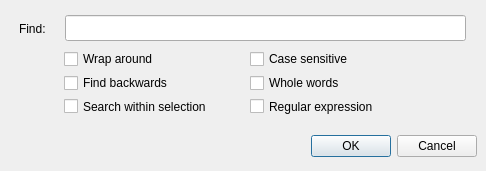
First picture: the form in Find.ui, repository Sharpie/TeXworks, before the edit.
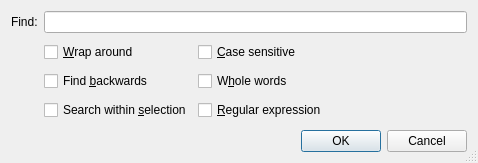
Second picture: the form after the edit.

What changed in the file:
```diff
--- a/Find.ui
+++ b/Find.ui
@@ -8,8 +8,8 @@
    <rect>
     <x>0</x>
     <y>0</y>
-    <width>486</width>
-    <height>171</height>
+    <width>478</width>
+    <height>163</height>
    </rect>
   </property>
   <property name="sizePolicy" >
@@ -22,134 +22,155 @@
    <string>Find</string>
   </property>
   <property name="sizeGripEnabled" >
-   <bool>false</bool>
+   <bool>true</bool>
   </property>
   <property name="modal" >
    <bool>true</bool>
   </property>
+  <layout class="QGridLayout" >
+   <item row="0" column="0" >
   <widget class="QLabel" name="label" >
-   <property name="geometry" >
-    <rect>
-     <x>19</x>
-     <y>18</y>
-     <width>41</width>
-     <height>22</height>
-    </rect>
-   </property>
    <property name="text" >
     <string>Find:</string>
    </property>
   </widget>
-  <widget class="QWidget" name="layoutWidget" >
-   <property name="geometry" >
-    <rect>
-     <x>64</x>
-     <y>50</y>
-     <width>169</width>
-     <height>65</height>
-    </rect>
-   </property>
+   </item>
+   <item row="0" column="1" >
+    <widget class="QLineEdit" name="searchText" >
+     <property name="sizePolicy" >
+      <sizepolicy vsizetype="Fixed" hsizetype="Expanding" >
+       <horstretch>1</horstretch>
+       <verstretch>0</verstretch>
+      </sizepolicy>
+     </property>
+    </widget>
+   </item>
+   <item row="1" column="1" >
+    <layout class="QHBoxLayout" >
+     <item>
    <layout class="QVBoxLayout" >
     <item>
      <widget class="QCheckBox" name="checkBox_wrap" >
       <property name="text" >
-       <string>Wrap around</string>
+          <string>&amp;Wrap around</string>
       </property>
      </widget>
     </item>
     <item>
      <widget class="QCheckBox" name="checkBox_backwards" >
       <property name="text" >
-       <string>Find backwards</string>
+          <string>Find &amp;backwards</string>
       </property>
      </widget>
     </item>
     <item>
      <widget class="QCheckBox" name="checkBox_selection" >
       <property name="text" >
-       <string>Search within selection</string>
+          <string>Search within &amp;selection</string>
       </property>
      </widget>
     </item>
    </layout>
-  </widget>
-  <widget class="QDialogButtonBox" name="buttonBox" >
-   <property name="geometry" >
-    <rect>
-     <x>14</x>
-     <y>130</y>
-     <width>463</width>
-     <height>32</height>
-    </rect>
-   </property>
-   <property name="orientation" >
-    <enum>Qt::Horizontal</enum>
-   </property>
-   <property name="standardButtons" >
-    <set>QDialogButtonBox::Cancel|QDialogButtonBox::NoButton|QDialogButtonBox::Ok</set>
-   </property>
-  </widget>
-  <widget class="QWidget" name="layoutWidget" >
-   <property name="geometry" >
-    <rect>
-     <x>250</x>
-     <y>50</y>
-     <width>144</width>
-     <height>65</height>
-    </rect>
-   </property>
+     </item>
+     <item>
    <layout class="QVBoxLayout" >
     <item>
      <widget class="QCheckBox" name="checkBox_case" >
       <property name="text" >
-       <string>Case sensitive</string>
+          <string>&amp;Case sensitive</string>
       </property>
      </widget>
     </item>
     <item>
      <widget class="QCheckBox" name="checkBox_words" >
       <property name="text" >
-       <string>Whole words</string>
+          <string>W&amp;hole words</string>
       </property>
      </widget>
     </item>
     <item>
      <widget class="QCheckBox" name="checkBox_regex" >
       <property name="text" >
-       <string>Regular expression</string>
+          <string>&amp;Regular expression</string>
       </property>
      </widget>
     </item>
    </layout>
-  </widget>
-  <widget class="QLineEdit" name="searchText" >
-   <property name="geometry" >
-    <rect>
-     <x>65</x>
-     <y>15</y>
-     <width>401</width>
-     <height>26</height>
-    </rect>
-   </property>
-  </widget>
+     </item>
+     <item>
+      <layout class="QVBoxLayout" >
+       <property name="bottomMargin" >
+        <number>3</number>
+       </property>
+       <item>
+        <spacer>
+         <property name="orientation" >
+          <enum>Qt::Vertical</enum>
+         </property>
+         <property name="sizeHint" >
+          <size>
+           <width>20</width>
+           <height>31</height>
+          </size>
+         </property>
+        </spacer>
+       </item>
+       <item>
   <widget class="QLabel" name="regexStatus" >
-   <property name="geometry" >
-    <rect>
-     <x>270</x>
-     <y>114</y>
-     <width>201</width>
-     <height>17</height>
-    </rect>
-   </property>
-   <property name="font" >
-    <font>
-     <pointsize>9</pointsize>
-    </font>
-   </property>
-   <property name="text" >
-    <string/>
-   </property>
-  </widget>
+         <property name="palette" >
+          <palette>
+           <active>
+            <colorrole role="WindowText" >
+             <brush brushstyle="SolidPattern" >
+              <color alpha="255" >
+               <red>255</red>
+               <green>0</green>
+               <blue>0</blue>
+              </color>
+             </brush>
+            </colorrole>
+           </active>
+           <inactive>
+            <colorrole role="WindowText" >
+             <brush brushstyle="SolidPattern" >
+              <color alpha="255" >
+               <red>255</red>
+               <green>0</green>
+               <blue>0</blue>
+              </color>
+             </brush>
+            </colorrole>
+           </inactive>
+           <disabled>
+            <colorrole role="WindowText" >
+             <brush brushstyle="SolidPattern" >
+              <color alpha="255" >
+               <red>127</red>
+               <green>127</green>
+               <blue>127</blue>
+              </color>
+             </brush>
+            </colorrole>
+           </disabled>
+          </palette>
+         </property>
+        </widget>
+       </item>
+      </layout>
+     </item>
+    </layout>
+   </item>
+   <item row="2" column="0" colspan="2" >
+    <widget class="QDialogButtonBox" name="buttonBox" >
+     <property name="orientation" >
+      <enum>Qt::Horizontal</enum>
+     </property>
+     <property name="standardButtons" >
+      <set>QDialogButtonBox::Cancel|QDialogButtonBox::NoButton|QDialogButtonBox::Ok</set>
+     </property>
+    </widget>
+   </item>
+  </layout>
  </widget>
  <resources/>
  <connections>
```
Left out of the diff: 10 changed lines with no effect on the pictures. Lines whose indentation alone changed are shown as unchanged.
